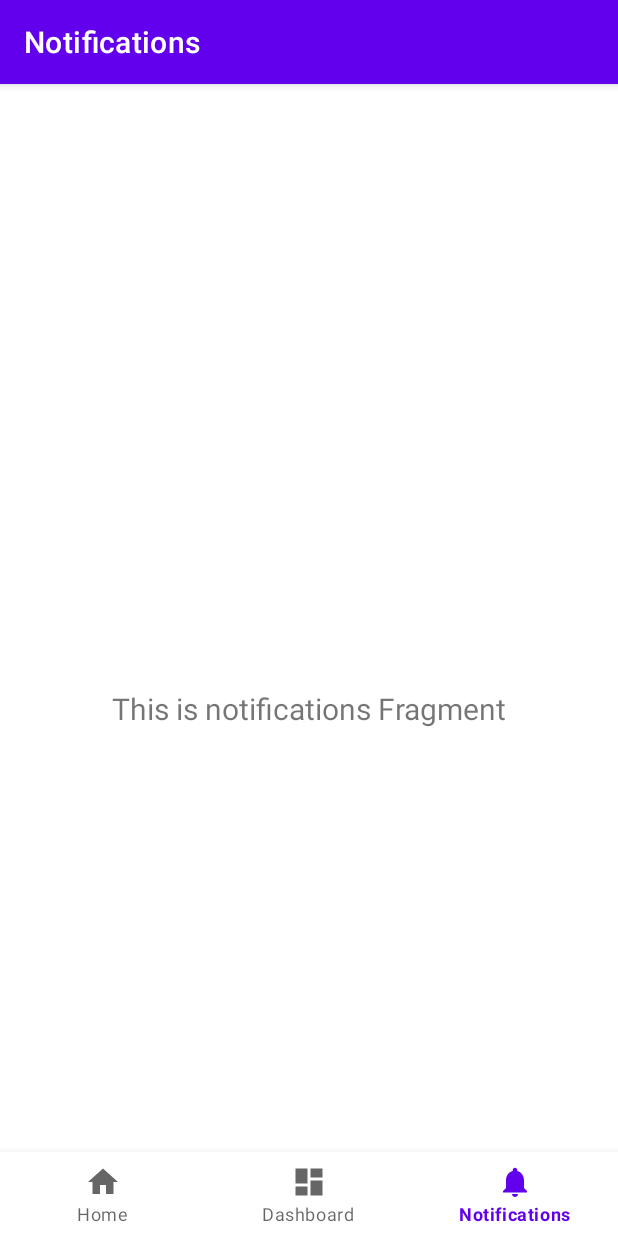
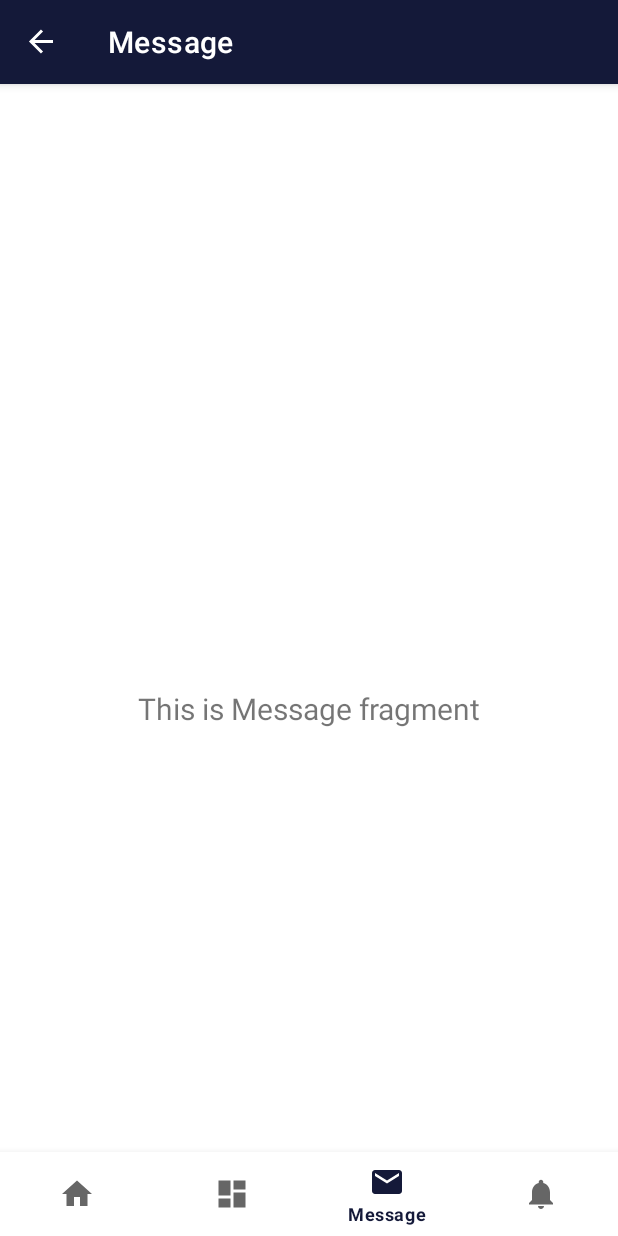
Before and after one commit to orkunyalcinkaya/Chatle, an Android app: the screen it shows after launch (MainActivity), item 3 of the bottom bar chosen, on a phone screen of 412 x 824 dp. Run offline under Robolectric (Android 15) with nearby library versions, the phone set to English and light mode, and no system bars; our stand-ins replace navigation-ui.

Commit message:
Message fragment added.

```diff
--- /dev/null
+++ b/app/src/main/java/com/seirend/chatle/ui/message/MessageFragment.kt
@@ -0,0 +1,39 @@
+package com.seirend.chatle.ui.message
+
+import android.os.Bundle
+import android.view.LayoutInflater
+import android.view.View
+import android.view.ViewGroup
+import android.widget.TextView
+import androidx.fragment.app.Fragment
+import androidx.lifecycle.ViewModelProvider
+import com.seirend.chatle.databinding.FragmentMessageBinding
+
+class MessageFragment : Fragment(){
+    private var _binding: FragmentMessageBinding? = null
+
+
+    private val binding get() = _binding!!
+
+
+    override fun onCreateView(
+        inflater: LayoutInflater,
+        container: ViewGroup?,
+        savedInstanceState: Bundle?
+    ): View {
+        val messageViewModel =
+            ViewModelProvider(this).get(MessageViewModel::class.java)
+        _binding = FragmentMessageBinding.inflate(inflater, container, false)
+        val root: View = binding.root
+        val textView: TextView = binding.textMessage
+        messageViewModel.text.observe(viewLifecycleOwner) {
+            textView.text = it
+        }
+        return root
+    }
+    override fun onDestroyView() {
+        super.onDestroyView()
+        _binding = null
+    }
+
+}
--- /dev/null
+++ b/app/src/main/java/com/seirend/chatle/ui/message/MessageViewModel.kt
@@ -0,0 +1,13 @@
+package com.seirend.chatle.ui.message
+
+import androidx.lifecycle.LiveData
+import androidx.lifecycle.MutableLiveData
+import androidx.lifecycle.ViewModel
+
+class MessageViewModel : ViewModel() {
+
+    private val _text = MutableLiveData<String>().apply {
+        value = "This is Message fragment"
+    }
+    val text: LiveData<String> = _text
+}
--- /dev/null
+++ b/app/src/main/res/drawable/baseline_email_24.xml
@@ -0,0 +1,5 @@
+<vector android:height="24dp" android:tint="#000000"
+    android:viewportHeight="24" android:viewportWidth="24"
+    android:width="24dp" xmlns:android="http://schemas.android.com/apk/res/android">
+    <path android:fillColor="@android:color/white" android:pathData="M20,4L4,4c-1.1,0 -1.99,0.9 -1.99,2L2,18c0,1.1 0.9,2 2,2h16c1.1,0 2,-0.9 2,-2L22,6c0,-1.1 -0.9,-2 -2,-2zM20,8l-8,5 -8,-5L4,6l8,5 8,-5v2z"/>
+</vector>
--- /dev/null
+++ b/app/src/main/res/layout/fragment_message.xml
@@ -0,0 +1,22 @@
+<?xml version="1.0" encoding="utf-8"?>
+<androidx.constraintlayout.widget.ConstraintLayout xmlns:android="http://schemas.android.com/apk/res/android"
+    xmlns:app="http://schemas.android.com/apk/res-auto"
+    xmlns:tools="http://schemas.android.com/tools"
+    android:layout_width="match_parent"
+    android:layout_height="match_parent"
+    tools:context=".ui.message.MessageFragment">
+
+    <TextView
+        android:id="@+id/text_message"
+        android:layout_width="match_parent"
+        android:layout_height="wrap_content"
+        android:layout_marginStart="8dp"
+        android:layout_marginTop="8dp"
+        android:layout_marginEnd="8dp"
+        android:textAlignment="center"
+        android:textSize="20sp"
+        app:layout_constraintBottom_toBottomOf="parent"
+        app:layout_constraintEnd_toEndOf="parent"
+        app:layout_constraintStart_toStartOf="parent"
+        app:layout_constraintTop_toTopOf="parent" />
+</androidx.constraintlayout.widget.ConstraintLayout>
--- a/app/src/main/res/menu/bottom_nav_menu.xml
+++ b/app/src/main/res/menu/bottom_nav_menu.xml
@@ -12,6 +12,12 @@
         android:title="@string/title_dashboard" />
 
     <item
+        android:id="@+id/navigation_message"
+        android:icon="@drawable/baseline_email_24"
+        android:title="@string/title_message"/>
+
+
+    <item
         android:id="@+id/navigation_notifications"
         android:icon="@drawable/ic_notifications_black_24dp"
         android:title="@string/title_notifications" />
--- a/app/src/main/res/navigation/mobile_navigation.xml
+++ b/app/src/main/res/navigation/mobile_navigation.xml
@@ -18,6 +18,13 @@
         tools:layout="@layout/fragment_dashboard" />
 
     <fragment
+        android:id="@+id/navigation_message"
+        android:name="com.seirend.chatle.ui.message.MessageFragment"
+        android:label="@string/title_message"
+        tools:layout="@layout/fragment_message"/>
+
+
+    <fragment
         android:id="@+id/navigation_notifications"
         android:name="com.seirend.chatle.ui.notifications.NotificationsFragment"
         android:label="@string/title_notifications"
--- a/app/src/main/res/values/colors.xml
+++ b/app/src/main/res/values/colors.xml
@@ -7,4 +7,5 @@
     <color name="teal_700">#FF018786</color>
     <color name="black">#FF000000</color>
     <color name="white">#FFFFFFFF</color>
+    <color name="dark_blue">#141939</color>
 </resources>
--- a/app/src/main/res/values/strings.xml
+++ b/app/src/main/res/values/strings.xml
@@ -3,4 +3,5 @@
     <string name="title_home">Home</string>
     <string name="title_dashboard">Dashboard</string>
     <string name="title_notifications">Notifications</string>
+    <string name="title_message">Message</string>
 </resources>
--- a/app/src/main/res/values/themes.xml
+++ b/app/src/main/res/values/themes.xml
@@ -2,12 +2,12 @@
     <!-- Base application theme. -->
     <style name="Theme.Chatle" parent="Theme.MaterialComponents.DayNight.DarkActionBar">
         <!-- Primary brand color. -->
-        <item name="colorPrimary">@color/purple_500</item>
-        <item name="colorPrimaryVariant">@color/purple_700</item>
+        <item name="colorPrimary">@color/dark_blue</item>
+        <item name="colorPrimaryVariant">@color/dark_blue</item>
         <item name="colorOnPrimary">@color/white</item>
         <!-- Secondary brand color. -->
-        <item name="colorSecondary">@color/teal_200</item>
-        <item name="colorSecondaryVariant">@color/teal_700</item>
+        <item name="colorSecondary">@color/dark_blue</item>
+        <item name="colorSecondaryVariant">@color/dark_blue</item>
         <item name="colorOnSecondary">@color/black</item>
         <!-- Status bar color. -->
         <item name="android:statusBarColor">?attr/colorPrimaryVariant</item>
```
Also changed, not shown: app/src/main/ic_launcher-playstore.png (added), app/src/main/res/mipmap-hdpi/ic_launcher_foreground.webp (added), app/src/main/res/mipmap-mdpi/ic_launcher_foreground.webp (added), app/src/main/res/mipmap-xhdpi/ic_launcher_foreground.webp (added), app/src/main/res/mipmap-xxhdpi/ic_launcher_foreground.webp (added), app/src/main/res/mipmap-xxxhdpi/ic_launcher_foreground.webp (added).
